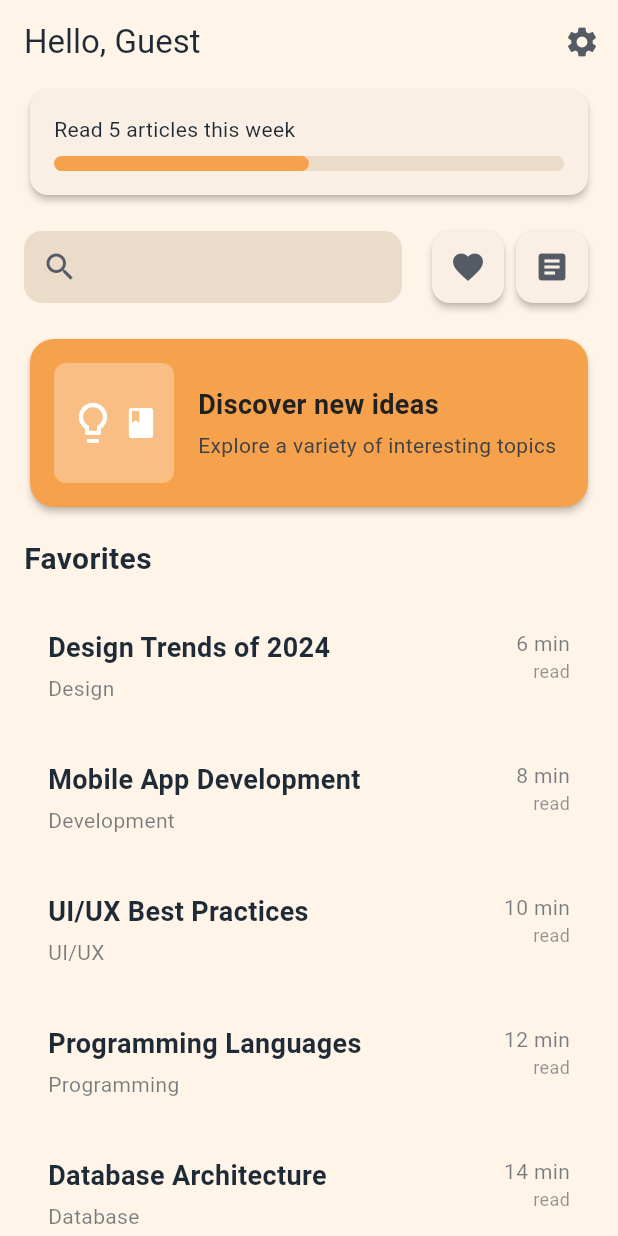
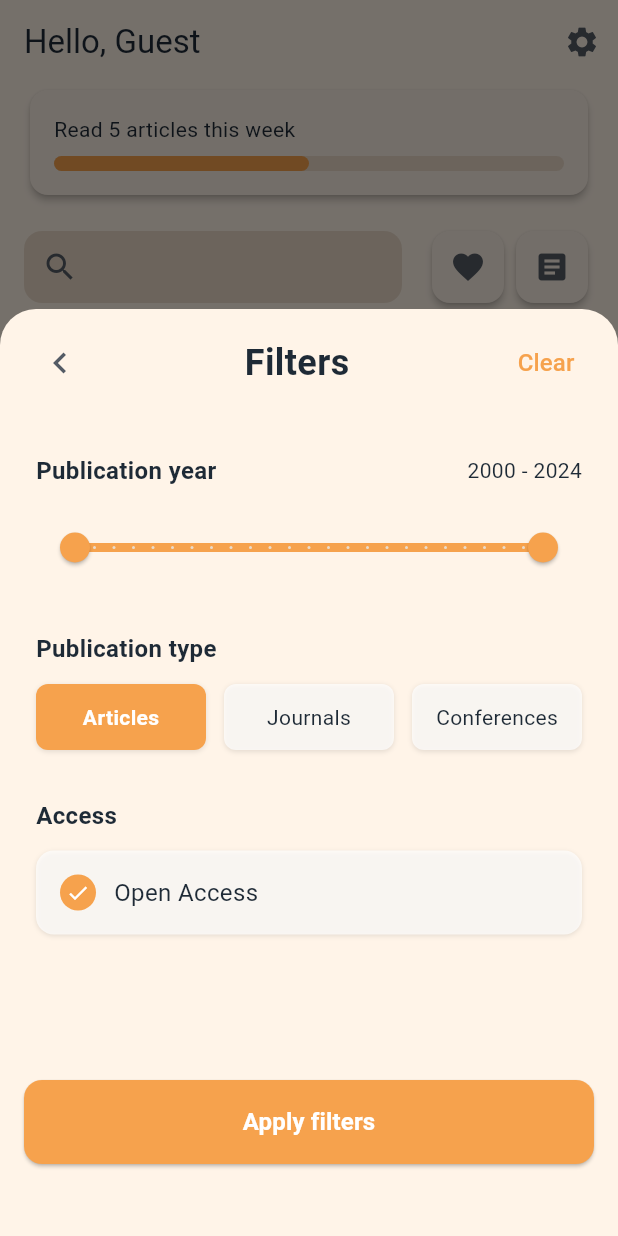
Before and after one commit to MateoManolio/artemis_app, a Flutter app: the screen it shows after launch, after a tap on the "article" icon, on a phone screen of 412 x 824 dp. Run offline on Flutter 3.47's test engine with Material 3 defaults, Android fonts, the light colour scheme and no system bars; our stand-ins replace flutter_riverpod, go_router, riverpod_annotation; generated files the repository leaves out were written again.

Commit message:
:lipstick: filter modal implemented

```diff
--- a/lib/src/presentation/pages/home/widget/look_article.dart
+++ b/lib/src/presentation/pages/home/widget/look_article.dart
@@ -1,3 +1,4 @@
+import 'package:artemis_app/src/presentation/widgets/filter_modal.dart';
 import 'package:flutter/material.dart';
 
 class LookArticle extends StatelessWidget {
@@ -17,7 +18,7 @@ class LookArticle extends StatelessWidget {
         ),
         Card(
           child: IconButton(
-            onPressed: () {},
+            onPressed: () => FilterModal.show(context),
             icon: Icon(Icons.article),
           ),
         ),
--- /dev/null
+++ b/lib/src/presentation/widgets/filter_modal.dart
@@ -0,0 +1,347 @@
+import 'package:flutter/material.dart';
+
+class FilterModal extends StatefulWidget {
+  const FilterModal({super.key});
+
+
+  static Future<void> show(BuildContext context) {
+    return showModalBottomSheet(
+      context: context,
+      isScrollControlled: true,
+      backgroundColor: Colors.transparent,
+      builder: (BuildContext context) {
+        return const FilterModal();
+      },
+    );
+  }
+
+  @override
+  State<FilterModal> createState() => _FilterModalState();
+}
+
+class _FilterModalState extends State<FilterModal> {
+  // Layout constants
+  static const double _modalHeightRatio = 0.75;
+  static const double _spacingSmall = 12.0;
+  static const double _spacingMedium = 16.0;
+  static const double _spacingLarge = 24.0;
+  static const double _spacingXLarge = 32.0;
+
+  // Border radius constants
+  static const double _radiusSmall = 8.0;
+  static const double _radiusMedium = 12.0;
+  static const double _radiusLarge = 24.0;
+
+  // Font size constants
+  static const double _fontSizeSmall = 14.0;
+  static const double _fontSizeMedium = 16.0;
+  static const double _fontSizeLarge = 24.0;
+
+  // Icon and component sizes
+  static const double _iconSizeSmall = 16.0;
+  static const double _iconSizeMedium = 24.0;
+  static const double _iconSizeLarge = 28.0;
+  static const double _buttonHeight = 56.0;
+
+  // Year range constants
+  static const double _minYear = 2000.0;
+  static const double _maxYear = 2024.0;
+  static const int _yearDivisions = 24;
+  static const String _defaultPublicationType = 'Articles';
+
+  double _startYear = _minYear;
+  double _endYear = _maxYear;
+  String _selectedPublicationType = _defaultPublicationType;
+  bool _openAccess = true;
+
+  @override
+  Widget build(BuildContext context) {
+    final theme = Theme.of(context);
+    final screenHeight = MediaQuery.of(context).size.height;
+
+    return Container(
+      height: screenHeight * _modalHeightRatio,
+      decoration: BoxDecoration(
+        color: theme.colorScheme.surface,
+        borderRadius: BorderRadius.only(
+          topLeft: Radius.circular(_radiusLarge),
+          topRight: Radius.circular(_radiusLarge),
+        ),
+      ),
+      child: Column(
+        children: [
+          // Header
+          _buildHeader(context, theme),
+
+          Expanded(
+            child: SingleChildScrollView(
+              padding: EdgeInsets.all(_spacingLarge),
+              child: Column(
+                crossAxisAlignment: CrossAxisAlignment.start,
+                children: [
+                  // Publication year filter
+                  _buildPublicationYearFilter(theme),
+
+                  SizedBox(height: _spacingXLarge),
+
+                  // Publication type filter
+                  _buildPublicationTypeFilter(),
+
+                  SizedBox(height: _spacingXLarge),
+
+                  // Access filter
+                  _buildAccessFilter(theme),
+                ],
+              ),
+            ),
+          ),
+
+          // Apply filters button
+          _buildApplyButton(context, theme),
+
+          SizedBox(height: _spacingXLarge),
+        ],
+      ),
+    );
+  }
+
+  Widget _buildHeader(BuildContext context, ThemeData theme) {
+    return Padding(
+      padding: EdgeInsets.symmetric(
+        horizontal: _spacingMedium,
+        vertical: _spacingSmall,
+      ),
+      child: Row(
+        mainAxisAlignment: MainAxisAlignment.spaceBetween,
+        children: [
+          IconButton(
+            icon: Icon(Icons.chevron_left, size: _iconSizeLarge),
+            onPressed: () => Navigator.of(context).pop(),
+          ),
+          Text(
+            'Filters',
+            style: TextStyle(
+              fontSize: _fontSizeLarge,
+              fontWeight: FontWeight.bold,
+              color: theme.colorScheme.onSurface,
+            ),
+          ),
+          TextButton(
+            onPressed: () {
+              setState(() {
+                _startYear = _minYear;
+                _endYear = _maxYear;
+                _selectedPublicationType = _defaultPublicationType;
+                _openAccess = true;
+              });
+            },
+            child: Text(
+              'Clear',
+              style: TextStyle(
+                color: theme.colorScheme.primary,
+                fontSize: _fontSizeMedium,
+                fontWeight: FontWeight.w500,
+              ),
+            ),
+          ),
+        ],
+      ),
+    );
+  }
+
+  Widget _buildPublicationYearFilter(ThemeData theme) {
+    return Column(
+      crossAxisAlignment: CrossAxisAlignment.start,
+      children: [
+        Row(
+          mainAxisAlignment: MainAxisAlignment.spaceBetween,
+          children: [
+            Text(
+              'Publication year',
+              style: TextStyle(
+                fontSize: _fontSizeMedium,
+                fontWeight: FontWeight.bold,
+                color: theme.colorScheme.onSurface,
+              ),
+            ),
+            Text(
+              '${_startYear.toInt()} - ${_endYear.toInt()}',
+              style: TextStyle(
+                fontSize: _fontSizeSmall,
+                color: theme.colorScheme.onSurface,
+              ),
+            ),
+          ],
+        ),
+        SizedBox(height: _spacingMedium),
+        RangeSlider(
+          values: RangeValues(_startYear, _endYear),
+          min: _minYear,
+          max: _maxYear,
+          divisions: _yearDivisions,
+          activeColor: theme.colorScheme.primary,
+          inactiveColor: theme.colorScheme.surfaceContainerHighest,
+          onChanged: (RangeValues values) {
+            setState(() {
+              _startYear = values.start;
+              _endYear = values.end;
+            });
+          },
+        ),
+      ],
+    );
+  }
+
+  Widget _buildPublicationTypeFilter() {
+    return Column(
+      crossAxisAlignment: CrossAxisAlignment.start,
+      children: [
+        Text(
+          'Publication type',
+          style: TextStyle(
+            fontSize: _fontSizeMedium,
+            fontWeight: FontWeight.bold,
+          ),
+        ),
+        SizedBox(height: _spacingSmall),
+        Row(
+          spacing: _spacingSmall,
+          children: [
+            _buildPublicationTypeButton('Articles', 'Articles'),
+            _buildPublicationTypeButton('Journals', 'Journals'),
+            _buildPublicationTypeButton('Conferences', 'Conferences'),
+          ],
+        ),
+      ],
+    );
+  }
+
+  Widget _buildPublicationTypeButton(String type, String label) {
+    final isSelected = _selectedPublicationType == type;
+    return Expanded(
+      child: GestureDetector(
+        onTap: () {
+          setState(() {
+            _selectedPublicationType = type;
+          });
+        },
+        child: Container(
+          padding: EdgeInsets.symmetric(vertical: _spacingSmall),
+          decoration: BoxDecoration(
+            color: isSelected ? Theme.of(context).colorScheme.primary : Colors.white.withValues(alpha: 0.7),
+            borderRadius: BorderRadius.circular(_radiusSmall),
+            boxShadow: [
+              BoxShadow(
+                color: Colors.black.withValues(alpha: 0.1),
+                blurRadius: 2,
+                offset: Offset(0, 1),
+              ),
+            ],
+          ),
+          child: Center(
+            child: Text(
+              label,
+              style: TextStyle(
+                color: isSelected ? Colors.white : Theme.of(context).colorScheme.onSurface,
+                fontSize: _fontSizeSmall,
+                fontWeight: isSelected ? FontWeight.w600 : FontWeight.w400,
+              ),
+            ),
+          ),
+        ),
+      ),
+    );
+  }
+
+  Widget _buildAccessFilter(ThemeData theme) {
+    return Column(
+      crossAxisAlignment: CrossAxisAlignment.start,
+      children: [
+        Text(
+          'Access',
+          style: TextStyle(
+            fontSize: _fontSizeMedium,
+            fontWeight: FontWeight.bold,
+            color: theme.colorScheme.onSurface,
+          ),
+        ),
+        SizedBox(height: _spacingSmall),
+        GestureDetector(
+          onTap: () {
+            setState(() {
+              _openAccess = !_openAccess;
+            });
+          },
+          child: Container(
+            padding: EdgeInsets.all(_spacingMedium),
+            decoration: BoxDecoration(
+              color: Colors.white.withValues(alpha: 0.7),
+              borderRadius: BorderRadius.circular(_radiusMedium),
+              boxShadow: [
+                BoxShadow(
+                  color: Colors.black.withValues(alpha: 0.1),
+                  blurRadius: 2,
+                  offset: Offset(0, 1),
+                ),
+              ],
+            ),
+            child: Row(
+              children: [
+                Container(
+                  width: _iconSizeMedium,
+                  height: _iconSizeMedium,
+                  decoration: BoxDecoration(
+                    shape: BoxShape.circle,
+                    color: _openAccess ? theme.colorScheme.primary : Colors.transparent,
+                  ),
+                  child: Icon(
+                    _openAccess ? Icons.check : null,
+                    color: _openAccess ? Colors.white : null,
+                    size: _iconSizeSmall,
+                  ),
+                ),
+                SizedBox(width: _spacingSmall),
+                Text(
+                  'Open Access',
+                  style: TextStyle(
+                    fontSize: _fontSizeMedium,
+                    color: theme.colorScheme.onSurface,
+                  ),
+                ),
+              ],
+            ),
+          ),
+        ),
+      ],
+    );
+  }
+
+  Widget _buildApplyButton(BuildContext context, ThemeData theme) {
+    return Padding(
+      padding: EdgeInsets.all(_spacingMedium),
+      child: SizedBox(
+        width: double.infinity,
+        height: _buttonHeight,
+        child: ElevatedButton(
+          onPressed: () {
+            Navigator.of(context).pop();
+          },
+          style: ElevatedButton.styleFrom(
+            backgroundColor: theme.colorScheme.primary,
+            shape: RoundedRectangleBorder(
+              borderRadius: BorderRadius.circular(_radiusMedium),
+            ),
+          ),
+          child: Text(
+            'Apply filters',
+            style: TextStyle(
+              color: Colors.white,
+              fontSize: _fontSizeMedium,
+              fontWeight: FontWeight.w600,
+            ),
+          ),
+        ),
+      ),
+    );
+  }
+}
```
